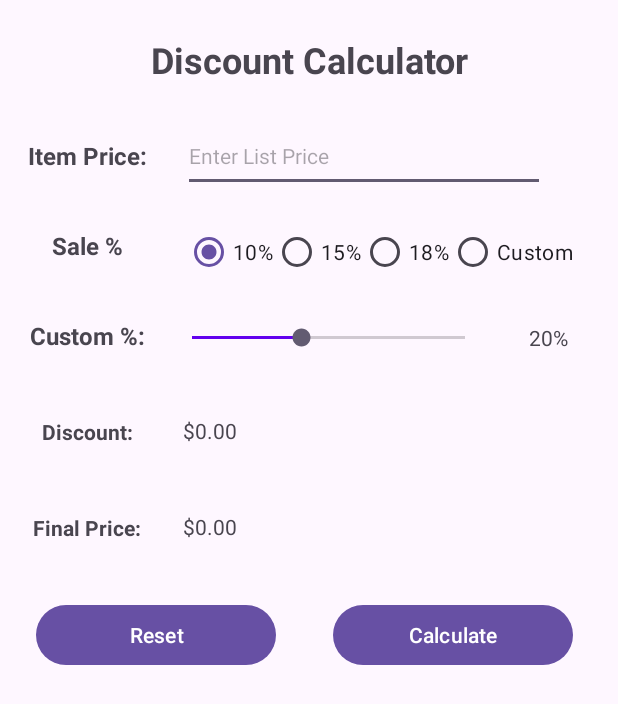
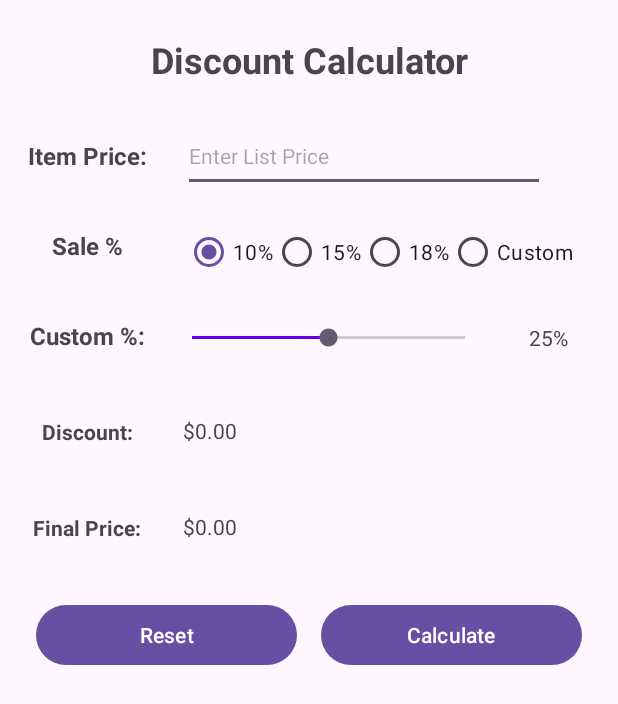
Before and after one commit to captcrunchjr/Assignment01, an Android app: the screen it shows after launch (MainActivity), on a phone screen of 412 x 824 dp. Shown: the top 704 px of the screen. Run offline under Robolectric (Android 15) with nearby library versions, the phone set to English and light mode, and no system bars.

```diff
--- a/app/src/main/res/layout/activity_main.xml
+++ b/app/src/main/res/layout/activity_main.xml
@@ -54,6 +54,7 @@
         android:hint="@string/itemPriceHint"
         android:inputType="number"
         android:textSize="14sp"
+        android:digits="0123456789."
         app:layout_constraintEnd_toEndOf="parent"
         app:layout_constraintHorizontal_bias="0.313"
         app:layout_constraintStart_toEndOf="@+id/itemPriceField"
@@ -114,7 +115,7 @@
         android:layout_height="43dp"
         android:layout_marginLeft="12dp"
         android:layout_marginTop="12dp"
-        android:progress="40"
+        android:progress="50"
         android:progressTint="@color/design_default_color_primary"
         app:layout_constraintStart_toEndOf="@+id/textViewCustom"
         app:layout_constraintTop_toBottomOf="@+id/radioGroupSale" />
@@ -168,7 +169,7 @@
         app:layout_constraintTop_toBottomOf="@+id/seekBar" />
 
     <TextView
-        android:id="@+id/textView8"
+        android:id="@+id/finalPrice"
         android:layout_width="wrap_content"
         android:layout_height="48dp"
         android:layout_marginStart="16dp"
@@ -181,24 +182,26 @@
 
     <Button
         android:id="@+id/resetButton"
-        android:layout_width="160dp"
+        android:layout_width="0dp"
         android:layout_height="wrap_content"
         android:layout_marginStart="24dp"
         android:layout_marginTop="24dp"
+        android:layout_marginEnd="8dp"
         android:text="@string/resetButtonLabel"
+        app:layout_constraintEnd_toStartOf="@+id/calcButton"
         app:layout_constraintStart_toStartOf="parent"
-        app:layout_constraintTop_toBottomOf="@+id/textView8" />
+        app:layout_constraintTop_toBottomOf="@+id/finalPrice" />
 
     <Button
         android:id="@+id/calcButton"
-        android:layout_width="160dp"
+        android:layout_width="0dp"
         android:layout_height="wrap_content"
-        android:layout_marginStart="32dp"
+        android:layout_marginStart="8dp"
         android:layout_marginTop="24dp"
         android:layout_marginEnd="24dp"
         android:text="@string/calcButtonLabel"
         app:layout_constraintEnd_toEndOf="parent"
         app:layout_constraintStart_toEndOf="@+id/resetButton"
-        app:layout_constraintTop_toBottomOf="@+id/textView8" />
+        app:layout_constraintTop_toBottomOf="@+id/finalPrice" />
 
 </androidx.constraintlayout.widget.ConstraintLayout>
--- a/app/src/main/res/values/strings.xml
+++ b/app/src/main/res/values/strings.xml
@@ -9,7 +9,7 @@
     <string name="radioButton18">18%</string>
     <string name="radioButtonCustom">Custom</string>
     <string name="customSliderLabel">Custom %:</string>
-    <string name="seekBarPercent">20%</string>
+    <string name="seekBarPercent">25%</string>
     <string name="discountAmount">$0.00</string>
     <string name="discountLabel">Discount:</string>
     <string name="finalPriceLabel">Final Price:</string>
```
Also changed, not shown: app/src/main/java/edu/uncc/assignment01/MainActivity.java (+91 -0 lines).
